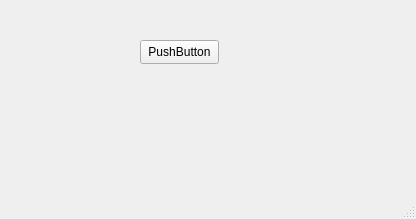
This is demo.ui in arcreane/python-project-crash-test as Qt 5 draws it before an edit. The edited form follows.
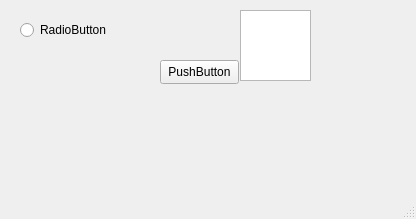
This is the edited form.

```diff
--- a/demo.ui
+++ b/demo.ui
@@ -17,8 +17,8 @@
    <widget class="QPushButton" name="pushButton">
     <property name="geometry">
      <rect>
-      <x>140</x>
-      <y>40</y>
+      <x>160</x>
+      <y>60</y>
       <width>79</width>
       <height>24</height>
      </rect>
@@ -27,6 +27,29 @@
      <string>PushButton</string>
     </property>
    </widget>
+   <widget class="QListWidget" name="listWidget">
+    <property name="geometry">
+     <rect>
+      <x>240</x>
+      <y>10</y>
+      <width>71</width>
+      <height>71</height>
+     </rect>
+    </property>
+   </widget>
+   <widget class="QRadioButton" name="radioButton">
+    <property name="geometry">
+     <rect>
+      <x>20</x>
+      <y>20</y>
+      <width>92</width>
+      <height>20</height>
+     </rect>
+    </property>
+    <property name="text">
+     <string>RadioButton</string>
+    </property>
+   </widget>
   </widget>
   <widget class="QMenuBar" name="menubar">
    <property name="geometry">
```
